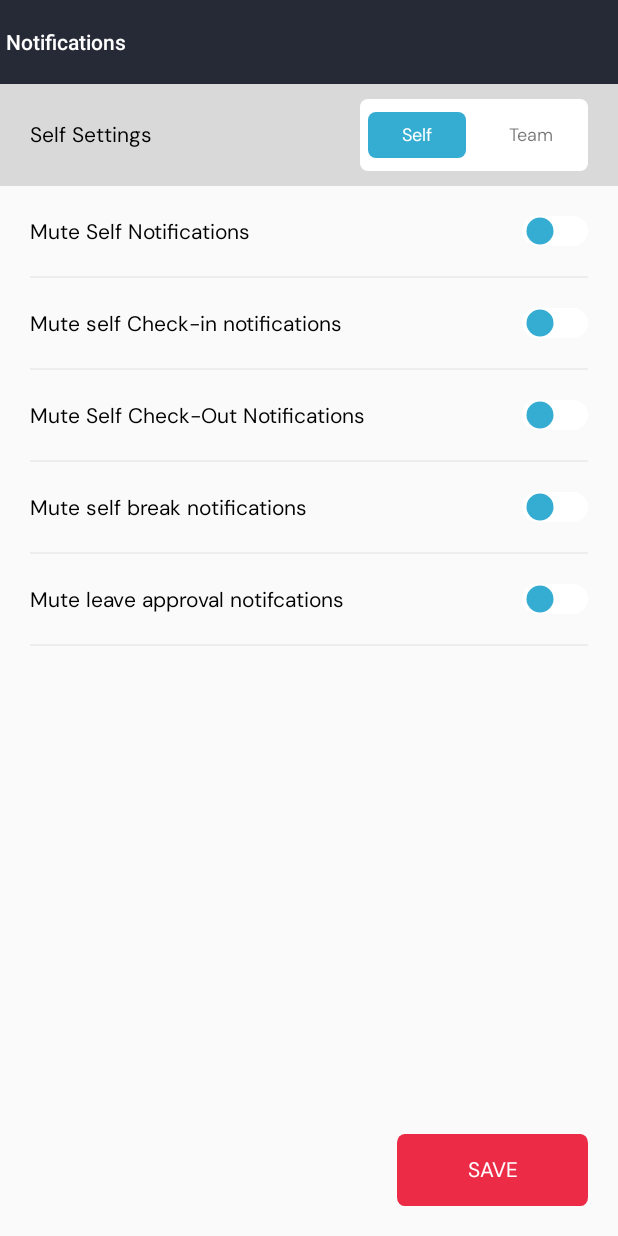
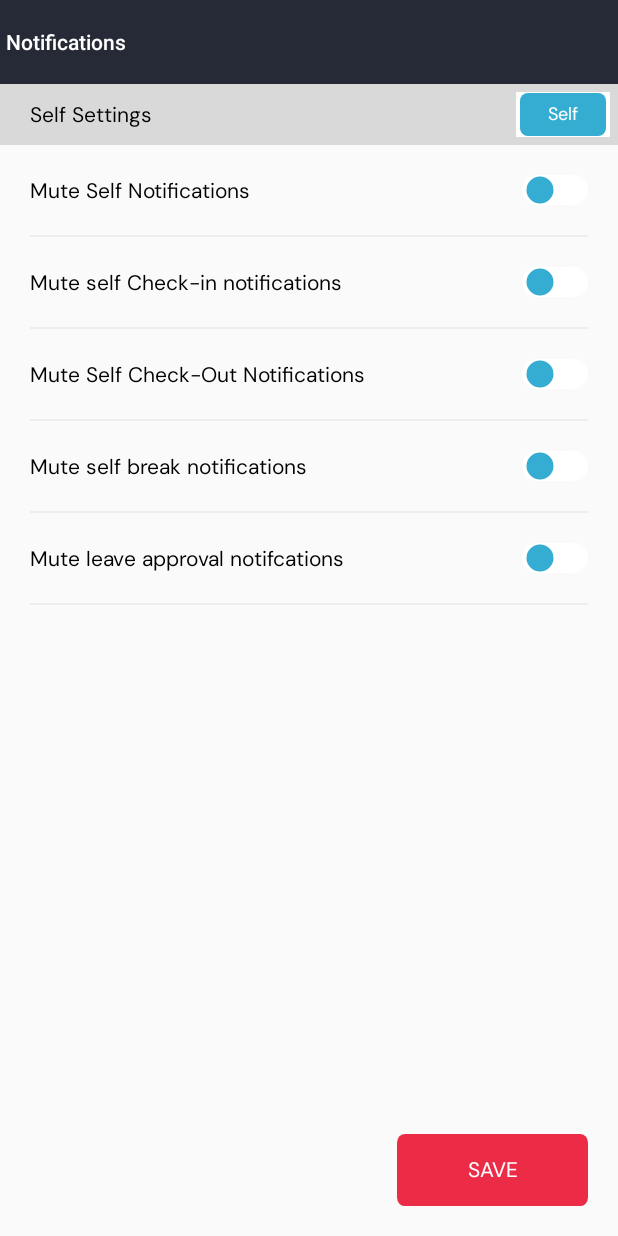
Before and after one commit to sevenio/timedynamo, an Android app: the SettingsFragment screen opened through its navigation route, on a phone screen of 412 x 824 dp. Run offline under Robolectric (Android 15) with nearby library versions, the phone set to English and light mode, and no system bars; our stand-ins replace CircleImageView, data binding, navigation-ui; libraries missing offline, so code that uses them is left out: com.ldoublem.loadingviewlib, com.whiteelephant.monthpicker; pictures from the network do not load; 2 statements that could not run were skipped.

Commit message:
handle team lead condition

```diff
--- a/app/src/main/java/com/tvisha/trooptime/activity/activity/NotificationActivityNew.kt
+++ b/app/src/main/java/com/tvisha/trooptime/activity/activity/NotificationActivityNew.kt
@@ -26,7 +26,6 @@ class NotificationActivityNew : AppCompatActivity() {
         setSupportActionBar(binding.toolbar)
 
         setupToolbar()
-//        initview()
     }
 
     private fun setupToolbar() {
--- a/app/src/main/java/com/tvisha/trooptime/activity/activity/api/ApiInterface.java
+++ b/app/src/main/java/com/tvisha/trooptime/activity/activity/api/ApiInterface.java
@@ -411,4 +411,17 @@ public interface ApiInterface {
                                                    @Field("version") String version
     );
 
+    //todo remove
+    @FormUrlEncoded
+    @POST("user-notifications-list")
+    Call<UserRequestListResponse> getNotifications(@Field("token") String token,
+                                                     @Field("user_id") String userId,
+                                                     @Field("from_date") String fromDate,
+                                                     @Field("to_date") String toDate,
+                                                     @Field("request_type") String requestType,
+                                                     @Field("request_status") String requestStatus,
+                                                     @Field("limit") int limit,
+                                                     @Field("offset") int offset);
+
+
 }
--- a/app/src/main/java/com/tvisha/trooptime/activity/activity/fragment/NotificationsFragment.kt
+++ b/app/src/main/java/com/tvisha/trooptime/activity/activity/fragment/NotificationsFragment.kt
@@ -1,8 +1,10 @@
 package com.tvisha.trooptime.activity.activity.fragment
 
+import android.content.Context
 import android.os.Bundle
 import android.util.Log
 import android.view.*
+import android.widget.LinearLayout
 import android.widget.TextView
 import androidx.core.content.ContextCompat
 import androidx.core.view.MenuHost
@@ -21,6 +23,7 @@ import com.google.android.material.tabs.TabLayout
 import com.google.gson.Gson
 import com.tvisha.trooptime.R
 import com.tvisha.trooptime.activity.activity.Dialog.CustomProgressBar
+import com.tvisha.trooptime.activity.activity.Helper.SharePreferenceKeys
 import com.tvisha.trooptime.activity.activity.viewmodels.NotificationFragmentType
 import com.tvisha.trooptime.activity.activity.viewmodels.NotificationViewmodel
 import com.tvisha.trooptime.databinding.FragmentNotificationsBinding
@@ -71,20 +74,45 @@ class NotificationsFragment : Fragment() {
                 null -> {}
             }
         }
+        binding.tlSettings.getTabAt(viewModel.selectedTab)?.select()
+
+
 
         return binding.root
     }
 
     private fun setupTabs() {
+        val sharedPreferences =
+            requireActivity().getSharedPreferences(
+                SharePreferenceKeys.SP_NAME,
+                Context.MODE_PRIVATE
+            )
+        val teamLead = sharedPreferences.getBoolean(SharePreferenceKeys.TEAM_LEAD, false)
+        if (!teamLead) {
+            binding.tlSettings.removeTabAt(1)
+        }
         for (i in 0..binding.tlSettings.tabCount) {
             val tab: TabLayout.Tab? = binding.tlSettings.getTabAt(i)
             val tabView = tab?.customView
+            val rootView: LinearLayout? = tabView?.findViewById(R.id.ll_root)
             val tabName: TextView? = tabView?.findViewById(R.id.tv_tab_name)
+            when (i) {
+                0 -> {
+                    if (!teamLead) {
+                        rootView?.setBackgroundResource(R.drawable.bg_tab_main)
+                    } else {
+                        rootView?.setBackgroundResource(R.drawable.bg_tab_item_left)
+                    }
+                }
+                else -> rootView?.setBackgroundResource(R.drawable.bg_tab_item_right)
+            }
+
             tabName?.text = tabNames[i];
             tab?.customView = tabView
         }
         binding.tlSettings.addOnTabSelectedListener(object : TabLayout.OnTabSelectedListener {
             override fun onTabSelected(tab: TabLayout.Tab) {
+                viewModel.selectedTab = tab.position
                 val tabView = tab.customView
                 val tabName: TextView? = tabView?.findViewById(R.id.tv_tab_name)
                 tabName?.setTextColor(ContextCompat.getColor(requireContext(), R.color.white_color))
@@ -112,7 +140,6 @@ class NotificationsFragment : Fragment() {
                 tabName?.setTextColor(ContextCompat.getColor(requireContext(), R.color.white_color))
             }
         })
-        binding.tlSettings.getTabAt(0)?.select()
     }
 
     private fun setupDates(calendar: Calendar) {
@@ -311,6 +338,7 @@ class NotificationsFragment : Fragment() {
             viewLifecycleOwner.lifecycle
         )
         binding.viewPager.adapter = viewPagerAdapter
+
     }
 
     fun openProgress() {
--- a/app/src/main/java/com/tvisha/trooptime/activity/activity/fragment/SettingsFragment.kt
+++ b/app/src/main/java/com/tvisha/trooptime/activity/activity/fragment/SettingsFragment.kt
@@ -1,10 +1,12 @@
 package com.tvisha.trooptime.activity.activity.fragment
 
+import android.content.Context
 import android.os.Bundle
 import android.util.Log
 import android.view.LayoutInflater
 import android.view.View
 import android.view.ViewGroup
+import android.widget.LinearLayout
 import android.widget.TextView
 import androidx.core.content.ContextCompat
 import androidx.core.view.isVisible
@@ -17,6 +19,7 @@ import androidx.viewpager2.adapter.FragmentStateAdapter
 import com.google.android.material.tabs.TabLayout
 import com.google.android.material.tabs.TabLayout.OnTabSelectedListener
 import com.tvisha.trooptime.R
+import com.tvisha.trooptime.activity.activity.Helper.SharePreferenceKeys
 import com.tvisha.trooptime.activity.activity.viewmodels.NotificationViewmodel
 import com.tvisha.trooptime.activity.activity.viewmodels.SettingsViewmodel
 import com.tvisha.trooptime.databinding.FragmentSettingsBinding
@@ -33,12 +36,65 @@ class SettingsFragment : Fragment() {
         container: ViewGroup?,
         savedInstanceState: Bundle?
     ): View {
-        if (!this::binding.isInitialized) {
+
+        Log.d("sett", "onCreateView")
 
         binding = FragmentSettingsBinding.inflate(inflater, container, false)
+
+
+
+        return binding.root
+    }
+
+    override fun onViewCreated(view: View, savedInstanceState: Bundle?) {
+        super.onViewCreated(view, savedInstanceState)
+
+            setupViewPager()
+            setupTabs()
+            setupClickListeners()
+            binding.tlSettings.getTabAt(viewModel.selectedTab)?.select()
+
+
+    }
+
+    private fun setupClickListeners() {
+        binding.ivAllEmployees.setOnClickListener {
+            val navController = view?.let { Navigation.findNavController(it) }
+            navController?.navigate(SettingsFragmentDirections.actionSettingsFragmentToSelectEmployeeSettingsFragment())
+        }
+        binding.btnSave.setOnClickListener {
+            Log.d(
+                "sav",
+                "${viewModel.isMuteSelfNotifications.value}, ${viewModel.isMuteSelfCheckinNotifications.value} , ${viewModel.isMuteSelfCheckoutNotifications}, ${viewModel.isMuteTeamNotifications}, ${viewModel.isMuteTeamCheckoutNotifications}"
+            )
+        }
+    }
+
+    private fun setupTabs() {
+        val sharedPreferences =
+            requireActivity().getSharedPreferences(
+                SharePreferenceKeys.SP_NAME,
+                Context.MODE_PRIVATE
+            )
+        val teamLead = sharedPreferences.getBoolean(SharePreferenceKeys.TEAM_LEAD, false)
+        if (!teamLead) {
+            binding.tlSettings.removeTabAt(1)
+        }
         for (i in 0..binding.tlSettings.tabCount) {
             val tab: TabLayout.Tab? = binding.tlSettings.getTabAt(i)
             val tabView = tab?.customView
+            val rootView: LinearLayout? = tabView?.findViewById(R.id.ll_root)
+
+            when (i) {
+                0 -> {
+                    if(!teamLead) {
+                        rootView?.setBackgroundResource(R.drawable.bg_tab_main)
+                    }else {
+                        rootView?.setBackgroundResource(R.drawable.bg_tab_item_left)
+                    }
+                }
+                else -> rootView?.setBackgroundResource(R.drawable.bg_tab_item_right)
+            }
 
             val tabName: TextView? = tabView?.findViewById(R.id.tv_tab_name)
 
@@ -47,10 +103,9 @@ class SettingsFragment : Fragment() {
             tab?.customView = tabView
 //            binding.contacsTabsView.addTab(tab)
         }
-            setupViewPager()
-
         binding.tlSettings.addOnTabSelectedListener(object : OnTabSelectedListener {
             override fun onTabSelected(tab: TabLayout.Tab) {
+                viewModel.selectedTab = tab.position
                 binding.tvSelfSettings.isVisible = tab.position == 0
                 binding.ivAllEmployees.isVisible = tab.position == 1
                 val tabView = tab.customView
@@ -86,37 +141,29 @@ class SettingsFragment : Fragment() {
                 )
             }
         })
-            binding.tlSettings.getTabAt(0)?.select()
-            binding.ivAllEmployees.setOnClickListener {
-                val navController = view?.let { Navigation.findNavController(it) }
-                navController?.navigate(SettingsFragmentDirections.actionSettingsFragmentToSelectEmployeeSettingsFragment())
-            }
-            binding.btnSave.setOnClickListener {
-                Log.d(
-                    "sav",
-                    "${viewModel.isMuteSelfNotifications.value}, ${viewModel.isMuteSelfCheckinNotifications.value} , ${viewModel.isMuteSelfCheckoutNotifications}, ${viewModel.isMuteTeamNotifications}, ${viewModel.isMuteTeamCheckoutNotifications}"
-                )
-            }
-        }
-
-        return binding.root
     }
 
 
-
-    private fun setupViewPager(){
-        val viewPagerAdapter = ViewPagerAdapter(listOf(SelfSettingsFragment(), AllEmployeeSettingsFragment()), childFragmentManager, viewLifecycleOwner.lifecycle)
+    private fun setupViewPager() {
+        val viewPagerAdapter = SettingsViewPagerAdapter(
+            listOf(SelfSettingsFragment(), AllEmployeeSettingsFragment()),
+            childFragmentManager,
+            viewLifecycleOwner.lifecycle
+        )
         binding.viewPager.adapter = viewPagerAdapter
-        binding.viewPager.isSaveEnabled = false
     }
 
-    class ViewPagerAdapter(private val fragments: List<Fragment>, fragmentManager: FragmentManager,lifecycle: Lifecycle ) :
-        FragmentStateAdapter( fragmentManager, lifecycle) {
+
+}
+
+class SettingsViewPagerAdapter(
+    private val fragments: List<Fragment>,
+    fragmentManager: FragmentManager,
+    lifecycle: Lifecycle
+) :
+    FragmentStateAdapter(fragmentManager, lifecycle) {
 
     override fun getItemCount(): Int = fragments.size
 
     override fun createFragment(position: Int): Fragment = fragments[position]
 }
-
-
-}
--- a/app/src/main/java/com/tvisha/trooptime/activity/activity/viewmodels/NotificationViewmodel.kt
+++ b/app/src/main/java/com/tvisha/trooptime/activity/activity/viewmodels/NotificationViewmodel.kt
@@ -1,7 +1,15 @@
 package com.tvisha.trooptime.activity.activity.viewmodels
 
+import android.content.Context
 import androidx.lifecycle.*
+import com.tvisha.trooptime.activity.activity.ApiPostModels.ForgotPasswordResponce
+import com.tvisha.trooptime.activity.activity.Helper.SharePreferenceKeys
+import com.tvisha.trooptime.activity.activity.api.ApiClient
+import com.tvisha.trooptime.activity.activity.api.ApiInterface
 import kotlinx.coroutines.launch
+import retrofit2.Call
+import retrofit2.Callback
+import retrofit2.Response
 import java.util.*
 
 class NotificationViewmodel : ViewModel() {
@@ -13,8 +21,35 @@ class NotificationViewmodel : ViewModel() {
 
     val fragmentType: LiveData<NotificationFragmentType> = _fragmentType
 
+    val showProgress: MutableLiveData<Boolean> = MutableLiveData(false)
+
+    var selectedTab = 0
+
+
+    var teamTotalCount = 0
+    var teamOffset = 0
+    var teamLimit = 10
+    var teamIsLastPage = false
+    var teamIsLoadingBool = true
+    val teamIsLoading = MutableLiveData<Boolean>(false)
+
+
+    var selfTotalCount = 0
+    var selfOffset = 0
+    var selfLimit = 10
+    var selfIsLastPage = false
+    var selfIsLoadingBool = true
+    val selfIsLoading = MutableLiveData<Boolean>(false)
+
+    private val apiService: ApiInterface by lazy {
+        ApiClient.getClient().create<ApiInterface>(
+            ApiInterface::class.java
+        )
+    }
+
 
     init {
+
         _notificationCalendars.postValue(
             NotificationCalendars(
                 Calendar.getInstance(),
@@ -44,6 +79,37 @@ class NotificationViewmodel : ViewModel() {
         }
     }
 
+    fun getTeamNotifications(isLoading: Boolean) {
+        viewModelScope.launch {
+            showProgress.postValue(true)
+
+            val call: Call<ForgotPasswordResponce> = apiService.getOtp("number")
+            call.enqueue(object : Callback<ForgotPasswordResponce> {
+                override fun onResponse(
+                    call: Call<ForgotPasswordResponce>,
+                    response: Response<ForgotPasswordResponce>
+                ) {
+                    showProgress.postValue(true)
+
+                    if (response.isSuccessful) {
+                        if (isLoading) {
+                            teamIsLoading.postValue(false)
+                        }
+
+                    } else {
+
+                    }
+                }
+
+                override fun onFailure(call: Call<ForgotPasswordResponce>, t: Throwable) {
+                    showProgress.postValue(true)
+
+                }
+            })
+
+        }
+    }
+
 }
 
 data class NotificationCalendars(
--- a/app/src/main/java/com/tvisha/trooptime/activity/activity/viewmodels/SettingsViewmodel.kt
+++ b/app/src/main/java/com/tvisha/trooptime/activity/activity/viewmodels/SettingsViewmodel.kt
@@ -5,6 +5,9 @@ import androidx.lifecycle.MutableLiveData
 import androidx.lifecycle.ViewModel
 
 class SettingsViewmodel : ViewModel() {
+    var selectedTab: Int = 0
+
+
 
     val isMuteSelfNotifications: MutableLiveData<Boolean> = MutableLiveData()
     val isMuteSelfCheckinNotifications: MutableLiveData<Boolean> = MutableLiveData()
--- /dev/null
+++ b/app/src/main/res/drawable/bg_tab_item_left.xml
@@ -0,0 +1,15 @@
+<?xml version="1.0" encoding="utf-8"?>
+<layer-list xmlns:android="http://schemas.android.com/apk/res/android">
+    <!-- Drop Shadow Stack -->
+    <item>
+        <shape>
+            <solid android:color="@color/white_color"/>
+            <corners android:topRightRadius="0dp"
+                android:topLeftRadius="5dp"
+                android:bottomRightRadius="0dp"
+                android:bottomLeftRadius="5dp"/>
+
+        </shape>
+
+    </item>
+</layer-list>
--- /dev/null
+++ b/app/src/main/res/drawable/bg_tab_item_right.xml
@@ -0,0 +1,15 @@
+<?xml version="1.0" encoding="utf-8"?>
+<layer-list xmlns:android="http://schemas.android.com/apk/res/android">
+    <!-- Drop Shadow Stack -->
+    <item>
+        <shape>
+            <solid android:color="@color/white_color"/>
+            <corners android:topRightRadius="5dp"
+                android:topLeftRadius="0dp"
+                android:bottomRightRadius="5dp"
+                android:bottomLeftRadius="0dp"/>
+
+        </shape>
+
+    </item>
+</layer-list>
--- a/app/src/main/res/layout/fragment_settings.xml
+++ b/app/src/main/res/layout/fragment_settings.xml
@@ -5,22 +5,21 @@
         android:layout_width="match_parent"
         android:layout_height="match_parent">
 
-        <LinearLayout
+        <androidx.constraintlayout.widget.ConstraintLayout
             android:id="@+id/ll_top_bar"
             android:layout_width="0dp"
             android:layout_height="wrap_content"
             android:background="#D9D9D9"
-            android:orientation="horizontal"
             app:layout_constraintEnd_toEndOf="parent"
             app:layout_constraintStart_toStartOf="parent"
             app:layout_constraintTop_toTopOf="parent">
 
             <FrameLayout
+                app:layout_constraintStart_toStartOf="parent"
+                app:layout_constraintTop_toTopOf="@id/tl_settings"
+                app:layout_constraintBottom_toBottomOf="@id/tl_settings"
                 android:id="@+id/fl_top"
                 android:layout_marginStart="20dp"
-                android:layout_marginTop="10dp"
-                android:layout_marginBottom="10dp"
-                android:layout_weight="1"
                 android:layout_gravity="center_vertical"
                 android:gravity="center_vertical"
                 android:layout_width="0dp"
@@ -28,8 +27,9 @@
                 <TextView
                     android:id="@+id/tv_self_settings"
                     android:layout_width="wrap_content"
-                    android:layout_height="wrap_content"
+                    android:layout_height="match_parent"
                     android:layout_gravity="center_vertical"
+
                     android:text="Self Settings"
                     android:textAppearance="@style/text_notification_settings" />
 
@@ -39,47 +39,46 @@
                     android:layout_gravity="center_vertical"
                     android:src="@drawable/settings_button"
                     android:layout_width="wrap_content"
-                    android:layout_height="wrap_content"/>
+                    android:layout_height="match_parent"/>
             </FrameLayout>
 
 
             <com.google.android.material.tabs.TabLayout
+                android:layout_margin="5dp"
                 android:id="@+id/tl_settings"
                 android:layout_width="wrap_content"
-                android:layout_height="wrap_content"
-                android:layout_marginTop="10dp"
+                android:layout_height="30dp"
                 android:layout_marginEnd="20dp"
-                android:layout_marginBottom="10dp"
-                android:background="@drawable/bg_tab_main"
                 android:clipToPadding="true"
+                app:layout_constraintBottom_toBottomOf="parent"
                 app:layout_constraintEnd_toEndOf="parent"
                 app:layout_constraintTop_toTopOf="parent"
                 app:tabIndicatorColor="@android:color/transparent"
                 app:tabIndicatorFullWidth="false"
                 app:tabIndicatorHeight="0dp"
                 app:tabMode="fixed"
-                app:tabPaddingBottom="0dp"
-                app:tabPaddingEnd="5dp"
-                app:tabPaddingStart="5dp"
-                app:tabPaddingTop="0dp"
+                app:tabPaddingBottom="-1dp"
+                app:tabPaddingEnd="-1dp"
+                app:tabPaddingStart="-1dp"
+                app:tabPaddingTop="-1dp"
                 app:tabSelectedTextColor="@color/white_color"
                 app:tabTextColor="@color/color_notification_text">
 
                 <com.google.android.material.tabs.TabItem
                     android:id="@+id/tab_tab1"
                     android:layout_width="match_parent"
-                    android:layout_height="wrap_content"
+                    android:layout_height="match_parent"
                     android:layout="@layout/tab_item_notification" />
 
                 <com.google.android.material.tabs.TabItem
                     android:id="@+id/tab_tab2"
                     android:layout_width="match_parent"
-                    android:layout_height="wrap_content"
+                    android:layout_height="match_parent"
                     android:layout="@layout/tab_item_notification" />
             </com.google.android.material.tabs.TabLayout>
 
 
-        </LinearLayout>
+        </androidx.constraintlayout.widget.ConstraintLayout>
 
 
         <androidx.viewpager2.widget.ViewPager2
--- a/app/src/main/res/layout/tab_item_notification.xml
+++ b/app/src/main/res/layout/tab_item_notification.xml
@@ -1,15 +1,24 @@
 <?xml version="1.0" encoding="utf-8"?>
 <LinearLayout xmlns:android="http://schemas.android.com/apk/res/android"
     xmlns:tools="http://schemas.android.com/tools"
-    android:padding="7dp"
+    android:id="@+id/ll_root"
+    android:paddingTop="2dp"
+    android:paddingBottom="2dp"
+    android:paddingStart="4dp"
+    android:paddingEnd="4dp"
     android:layout_width="65dp"
-    android:layout_height="wrap_content"
-    android:background="@drawable/bg_tab_item">
+    android:background="@drawable/bg_tab_main"
+    android:layout_height="match_parent"
+   >
 
     <TextView
+        android:layout_gravity="center"
+        android:background="@drawable/bg_tab_item"
+        android:paddingTop="3dp"
+        android:paddingBottom="3dp"
         android:fontFamily="@font/dm_sans"
         android:layout_width="match_parent"
-        android:layout_height="wrap_content"
+        android:layout_height="match_parent"
         android:textSize="12sp"
         android:id="@+id/tv_tab_name"
         android:gravity="center"
```
Also changed, not shown: app/src/main/java/com/tvisha/trooptime/activity/activity/fragment/TeamNotificationFrgment.kt (+97 -65 lines), app/src/main/res/layout/fragment_notifications.xml (+19 -16 lines), app/src/main/res/layout/item_notification_footer.xml (added, +32 -0 lines). Lines whose indentation alone changed are shown as unchanged.
